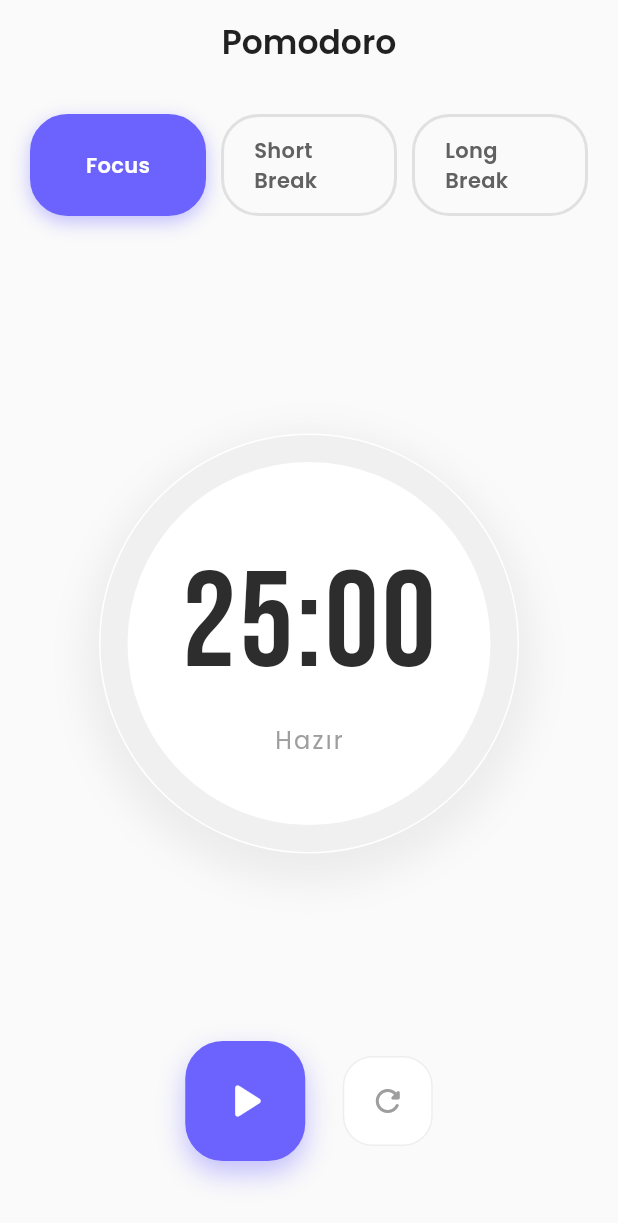
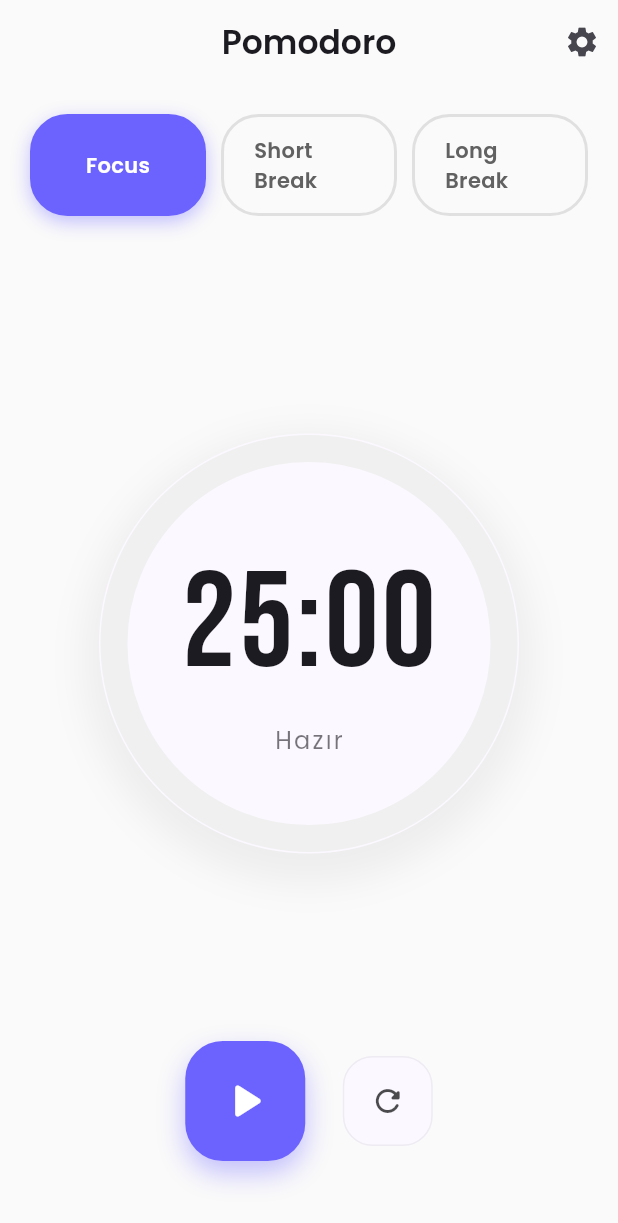
Before and after one commit to HarunMercan1/pomodoro_app, a Flutter app: the screen it shows after launch, on a phone screen of 412 x 824 dp. Shown: the top 1223 px of the screen. Run offline on Flutter 3.47's test engine with Material 3 defaults, Android fonts, the phone set to English and light mode, and no system bars; our stand-ins replace audioplayers, google_fonts.

Commit message:
feat: add dark mode, sound settings and audio player integration

```diff
--- a/lib/main.dart
+++ b/lib/main.dart
@@ -1,15 +1,16 @@
 import 'package:flutter/material.dart';
+import 'package:google_fonts/google_fonts.dart';
 import 'package:provider/provider.dart';
-import 'providers/timer_provider.dart'; // Senin oluşturduğun dosya
-import 'screens/home_screen.dart'; // Birazdan oluşturacağımız ekran
+import 'providers/timer_provider.dart';
+import 'providers/settings_provider.dart'; // Yeni provider'ı ekledik
+import 'screens/home_screen.dart';
 
 void main() {
   runApp(
-    // MultiProvider: İleride başka özellikler (Tema, Ayarlar vb.) eklersek
-    // buraya virgül koyup eklemeye devam edeceğiz. Geleceğe yatırım.
     MultiProvider(
       providers: [
         ChangeNotifierProvider(create: (_) => TimerProvider()),
+        ChangeNotifierProvider(create: (_) => SettingsProvider()), // Sisteme dahil ettik
       ],
       child: const MyApp(),
     ),
@@ -21,14 +22,37 @@ class MyApp extends StatelessWidget {
 
   @override
   Widget build(BuildContext context) {
+    // SettingsProvider'ı dinliyoruz
+    final settings = context.watch<SettingsProvider>();
+
     return MaterialApp(
       debugShowCheckedModeBanner: false,
-      title: 'Gazi Pomodoro',
+      title: 'Pomodoro App',
+      // TEMA AYARLARI BURADA
+      themeMode: settings.isDarkMode ? ThemeMode.dark : ThemeMode.light,
+
+      // Aydınlık Tema
       theme: ThemeData(
-        colorScheme: ColorScheme.fromSeed(seedColor: Colors.deepPurple),
+        brightness: Brightness.light,
+        scaffoldBackgroundColor: const Color(0xFFFAFAFA),
+        primaryColor: const Color(0xFF6C63FF),
+        colorScheme: ColorScheme.fromSeed(seedColor: const Color(0xFF6C63FF)),
         useMaterial3: true,
       ),
-      home: const HomeScreen(), // Ana sayfamız burası olacak
+
+      // Karanlık Tema
+      darkTheme: ThemeData(
+        brightness: Brightness.dark,
+        scaffoldBackgroundColor: const Color(0xFF121212),
+        cardColor: const Color(0xFF1E1E1E),
+        primaryColor: const Color(0xFFBB86FC),
+        colorScheme: const ColorScheme.dark(
+          primary: Color(0xFFBB86FC),
+          secondary: Color(0xFF03DAC6),
+        ),
+        useMaterial3: true,
+      ),
+      home: const HomeScreen(),
     );
   }
 }
--- /dev/null
+++ b/lib/providers/settings_provider.dart
@@ -0,0 +1,40 @@
+import 'package:flutter/material.dart';
+import 'package:audioplayers/audioplayers.dart'; // <--- 1. YENİ KÜTÜPHANE
+
+class SettingsProvider with ChangeNotifier {
+  // Varsayılan Ayarlar
+  bool _isDarkMode = false;
+  String _selectedSound = 'digital.mp3';
+
+  // <--- 2. YENİ: Ses çalma aleti (DJ Seti)
+  final AudioPlayer _audioPlayer = AudioPlayer();
+
+  // Getterlar
+  bool get isDarkMode => _isDarkMode;
+  String get selectedSound => _selectedSound;
+
+  // Ses Listesi
+  final Map<String, String> soundOptions = {
+    'bell.mp3': 'Klasik Zil',
+    'digital.mp3': 'Dijital',
+    'alarm.mp3': 'Alarm',
+  };
+
+  void toggleTheme(bool value) {
+    _isDarkMode = value;
+    notifyListeners();
+  }
+
+  // <--- 3. GÜNCELLENEN KISIM: Hem ayarla hem çal
+  Future<void> setSound(String soundPath) async {
+    _selectedSound = soundPath;
+    notifyListeners(); // Arayüzü güncelle (Dropdown değişsin)
+
+    // Önceki ses çalıyorsa sustur, karışıklık olmasın
+    await _audioPlayer.stop();
+
+    // Yeni seçilen sesi çal (Önizleme)
+    // Not: 'sounds/' klasöründe olduğunu belirtiyoruz
+    await _audioPlayer.play(AssetSource('sounds/$soundPath'));
+  }
+}
--- a/lib/screens/home_screen.dart
+++ b/lib/screens/home_screen.dart
@@ -2,7 +2,9 @@ import 'package:flutter/material.dart';
 import 'package:google_fonts/google_fonts.dart';
 import 'package:provider/provider.dart';
 import '../providers/timer_provider.dart';
-import '../widgets/time_option_button.dart'; // Yeni widget'ımızı çağırdık
+import '../providers/settings_provider.dart'; // Settings'e erişmek için
+import '../screens/settings_screen.dart';
+import '../widgets/time_option_button.dart';
 
 class HomeScreen extends StatelessWidget {
   const HomeScreen({super.key});
@@ -10,27 +12,41 @@ class HomeScreen extends StatelessWidget {
   @override
   Widget build(BuildContext context) {
     final timerProvider = context.watch<TimerProvider>();
+    final settingsProvider = context.watch<SettingsProvider>();
+    // SettingsProvider'ı buraya ekleyelim ki currentDuration'ı oradan almayalım,
+    // timerProvider zaten süreyi yönetiyor, sorun yok.
 
     return Scaffold(
-      backgroundColor: const Color(0xFFFAFAFA), // Kırık beyaz, göz yormaz
+      // backgroundColor SATIRINI SİLDİK! Artık main.dart'taki temadan otomatik alacak.
       appBar: AppBar(
         title: Text(
           'Pomodoro',
-          style: GoogleFonts.poppins(fontWeight: FontWeight.w600, color: Colors.black87),
+          style: GoogleFonts.poppins(fontWeight: FontWeight.w600),
         ),
         centerTitle: true,
         backgroundColor: Colors.transparent,
         elevation: 0,
+        actions: [
+          IconButton(
+            icon: const Icon(Icons.settings),
+            onPressed: () {
+              Navigator.push(
+                context,
+                MaterialPageRoute(builder: (context) => const SettingsScreen()),
+              );
+            },
+          ),
+        ],
       ),
       body: Column(
         mainAxisAlignment: MainAxisAlignment.center,
         children: [
-          // 1. ÜST BUTONLAR (HİZALI VE EŞİT BOYDA)
+          // 1. ÜST BUTONLAR
           Padding(
             padding: const EdgeInsets.symmetric(horizontal: 20, vertical: 20),
-            child: IntrinsicHeight( // <--- SİHİRLİ KOMUT BU! (En uzuna göre boy ayarlar)
+            child: IntrinsicHeight(
               child: Row(
-                crossAxisAlignment: CrossAxisAlignment.stretch, // <--- Hepsi yukarıdan aşağıya uzasın
+                crossAxisAlignment: CrossAxisAlignment.stretch,
                 children: [
                   Expanded(child: _buildOption(context, timerProvider, "Focus", 25)),
                   const SizedBox(width: 10),
@@ -44,20 +60,21 @@ class HomeScreen extends StatelessWidget {
 
           const Spacer(),
 
-          // 2. ORTA SAYAÇ (MODERN GÖRÜNÜM)
+          // 2. ORTA SAYAÇ
           Stack(
             alignment: Alignment.center,
             children: [
-              // Gölge ve Derinlik Efekti
+              // Gölge ve Derinlik Efekti (Dinamik Renk)
               Container(
                 width: 280,
                 height: 280,
                 decoration: BoxDecoration(
                   shape: BoxShape.circle,
-                  color: Colors.white,
+                  // BURASI DEĞİŞTİ: Sabit beyaz yerine Tema'nın kart rengini kullandık
+                  color: Theme.of(context).cardColor,
                   boxShadow: [
                     BoxShadow(
-                      color: Colors.grey.withOpacity(0.15),
+                      color: Colors.black.withOpacity(0.05), // Gölgeyi biraz yumuşattık
                       blurRadius: 20,
                       spreadRadius: 10,
                       offset: const Offset(0, 10),
@@ -72,8 +89,11 @@ class HomeScreen extends StatelessWidget {
                 child: CircularProgressIndicator(
                   value: timerProvider.progress,
                   strokeWidth: 18,
-                  backgroundColor: const Color(0xFFF0F0F0),
-                  valueColor: const AlwaysStoppedAnimation<Color>(Color(0xFF6C63FF)),
+                  // Arka plan izi dinamik olsun (açık modda gri, koyu modda daha koyu gri)
+                  backgroundColor: Theme.of(context).brightness == Brightness.dark
+                      ? Colors.grey.shade800
+                      : const Color(0xFFF0F0F0),
+                  valueColor: AlwaysStoppedAnimation<Color>(Theme.of(context).primaryColor),
                   strokeCap: StrokeCap.round,
                 ),
               ),
@@ -83,9 +103,10 @@ class HomeScreen extends StatelessWidget {
                 children: [
                   Text(
                     timerProvider.timeLeftString,
-                    style: GoogleFonts.bebasNeue( // SAAT FONTU
+                    style: GoogleFonts.bebasNeue(
                       fontSize: 90,
-                      color: const Color(0xFF2D2D2D),
+                      // BURASI DEĞİŞTİ: Sabit siyah yerine "OnSurface" (Zemin üstü yazı) rengi
+                      color: Theme.of(context).colorScheme.onSurface,
                       letterSpacing: 2,
                     ),
                   ),
@@ -93,7 +114,8 @@ class HomeScreen extends StatelessWidget {
                     timerProvider.isRunning ? "Odaklan" : "Hazır",
                     style: GoogleFonts.poppins(
                       fontSize: 16,
-                      color: Colors.grey,
+                      // BURASI DEĞİŞTİ: Biraz saydamlık verdik, her zemine uyar
+                      color: Theme.of(context).colorScheme.onSurface.withOpacity(0.6),
                       letterSpacing: 1.5,
                     ),
                   ),
@@ -110,22 +132,25 @@ class HomeScreen extends StatelessWidget {
             child: Row(
               mainAxisAlignment: MainAxisAlignment.center,
               children: [
-                // Başlat / Durdur (Büyük Buton)
+                // Play Butonu
                 GestureDetector(
                   onTap: () {
-                    timerProvider.isRunning
-                        ? timerProvider.stopTimer()
-                        : timerProvider.startTimer();
+                    if (timerProvider.isRunning) {
+                      timerProvider.stopTimer();
+                    } else {
+                      // HAH! İŞTE BURADA AYARLARDAKİ SESİ GÖNDERİYORUZ
+                      timerProvider.startTimer(settingsProvider.selectedSound);
+                    }
                   },
                   child: Container(
                     width: 80,
                     height: 80,
                     decoration: BoxDecoration(
-                      color: const Color(0xFF6C63FF),
+                      color: Theme.of(context).primaryColor, // Temadan al
                       borderRadius: BorderRadius.circular(25),
                       boxShadow: [
                         BoxShadow(
-                          color: const Color(0xFF6C63FF).withOpacity(0.4),
+                          color: Theme.of(context).primaryColor.withOpacity(0.4),
                           blurRadius: 15,
                           offset: const Offset(0, 8),
                         )
@@ -141,18 +166,25 @@ class HomeScreen extends StatelessWidget {
 
                 const SizedBox(width: 25),
 
-                // Yenile Butonu (Küçük)
+                // Reset Butonu
                 GestureDetector(
                   onTap: () => timerProvider.resetTimer(),
                   child: Container(
                     width: 60,
                     height: 60,
                     decoration: BoxDecoration(
-                      color: Colors.white,
+                      // Dinamik renk
+                      color: Theme.of(context).cardColor,
                       borderRadius: BorderRadius.circular(20),
-                      border: Border.all(color: Colors.grey.shade200),
+                      border: Border.all(
+                          color: Theme.of(context).dividerColor.withOpacity(0.1)
+                      ),
                     ),
-                    child: const Icon(Icons.refresh_rounded, color: Colors.grey),
+                    child: Icon(
+                        Icons.refresh_rounded,
+                        // İkon rengi de dinamik
+                        color: Theme.of(context).iconTheme.color?.withOpacity(0.7) ?? Colors.grey
+                    ),
                   ),
                 ),
               ],
@@ -163,15 +195,11 @@ class HomeScreen extends StatelessWidget {
     );
   }
 
-  // Yardımcı metot: Hangi sürenin seçili olduğunu anlamak için
-  // (Not: Bunu yapmak için TimerProvider'a şu an seçili olan dakikayı tutan bir değişken eklememiz gerekecek
-  // ama şimdilik görsel olarak hepsi aynı dursun, sonra orayı bağlarız.)
   Widget _buildOption(BuildContext context, TimerProvider provider, String title, int time) {
     return TimeOptionButton(
       title: title,
       minutes: time,
-      // Basit bir mantık: Eğer seçilen süre butonun süresine eşitse 'seçili' yap (şimdilik manuel)
-      isSelected: provider.currentDuration == time, // İleride burayı düzelteceğiz
+      isSelected: provider.currentDuration == time,
       onTap: () => provider.setTime(time),
     );
   }
```
Also changed, not shown: lib/providers/timer_provider.dart (+16 -7 lines), lib/screens/settings_screen.dart (added, +68 -0 lines), pubspec.yaml (+4 -4 lines), pubspec.lock, 3 other files.
